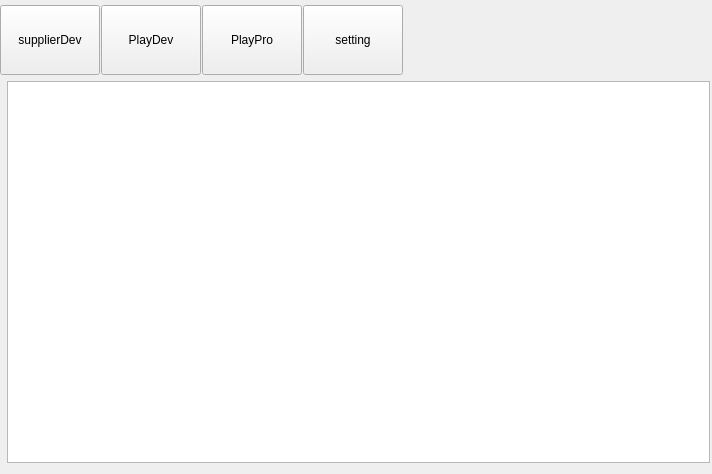
Qt form apps/cafeteria/mainwidget.ui (lpxxn/mytestmc) before a commit.
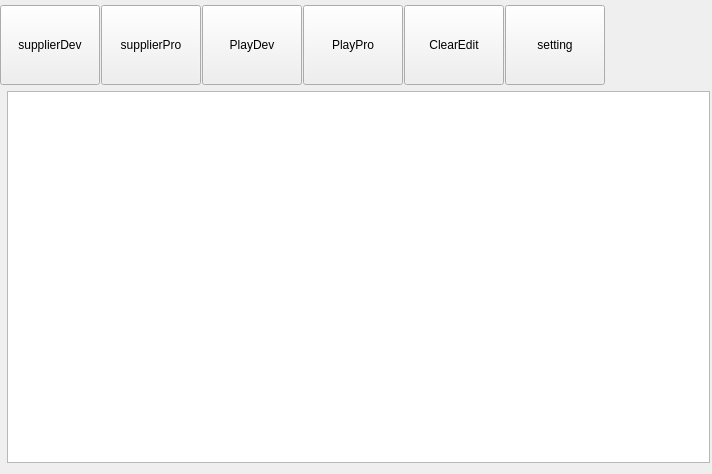
The same form after that commit.

```diff
--- a/apps/cafeteria/mainwidget.ui
+++ b/apps/cafeteria/mainwidget.ui
@@ -42,7 +42,7 @@
        <property name="minimumSize">
         <size>
          <width>100</width>
-         <height>70</height>
+         <height>80</height>
         </size>
        </property>
        <property name="text">
@@ -50,6 +50,19 @@
        </property>
       </widget>
      </item>
+     <item>
+      <widget class="QPushButton" name="pushButton">
+       <property name="minimumSize">
+        <size>
+         <width>100</width>
+         <height>80</height>
+        </size>
+       </property>
+       <property name="text">
+        <string>supplierPro</string>
+       </property>
+      </widget>
+     </item>
      <item>
       <widget class="QPushButton" name="playDev">
        <property name="sizePolicy">
@@ -61,7 +74,7 @@
        <property name="minimumSize">
         <size>
          <width>100</width>
-         <height>70</height>
+         <height>80</height>
         </size>
        </property>
        <property name="text">
@@ -80,7 +93,7 @@
        <property name="minimumSize">
         <size>
          <width>100</width>
-         <height>70</height>
+         <height>80</height>
         </size>
        </property>
        <property name="text">
@@ -88,6 +101,19 @@
        </property>
       </widget>
      </item>
+     <item>
+      <widget class="QPushButton" name="btnClearEdit">
+       <property name="minimumSize">
+        <size>
+         <width>100</width>
+         <height>80</height>
+        </size>
+       </property>
+       <property name="text">
+        <string>ClearEdit</string>
+       </property>
+      </widget>
+     </item>
      <item>
       <widget class="QPushButton" name="btnSettingWin">
        <property name="sizePolicy">
@@ -99,7 +125,7 @@
        <property name="minimumSize">
         <size>
          <width>100</width>
-         <height>70</height>
+         <height>80</height>
         </size>
        </property>
        <property name="text">
```
